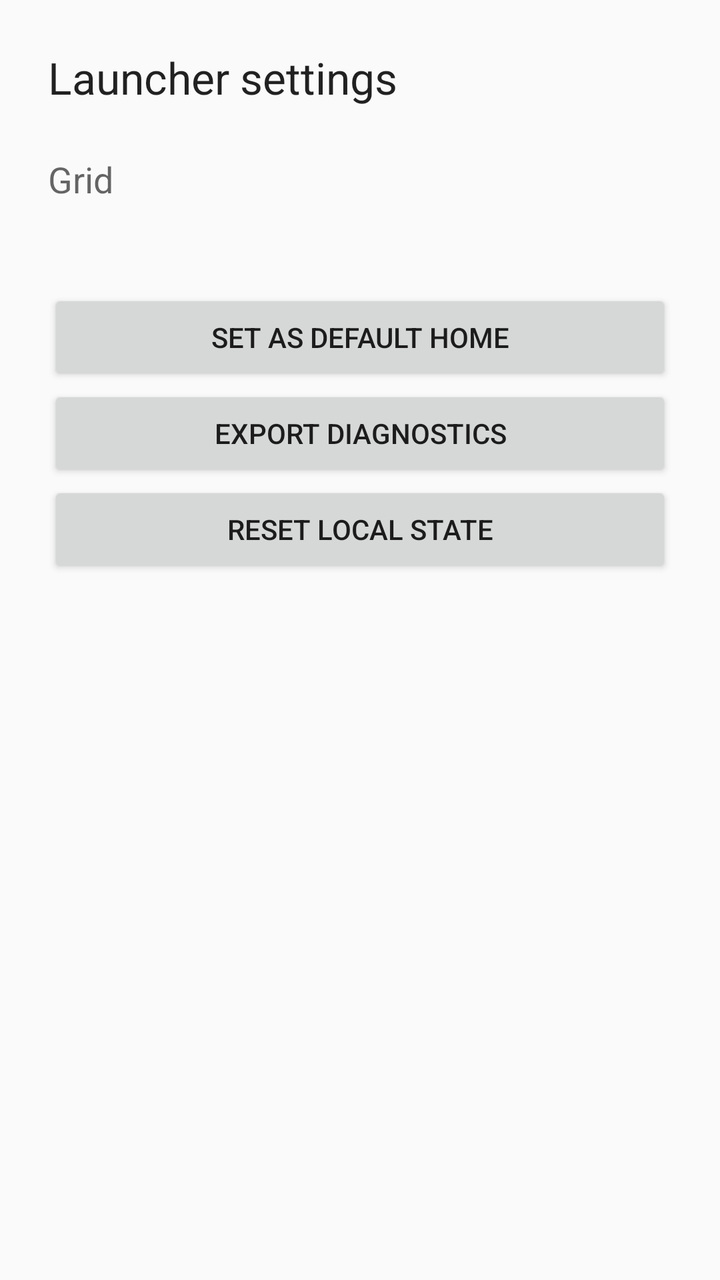
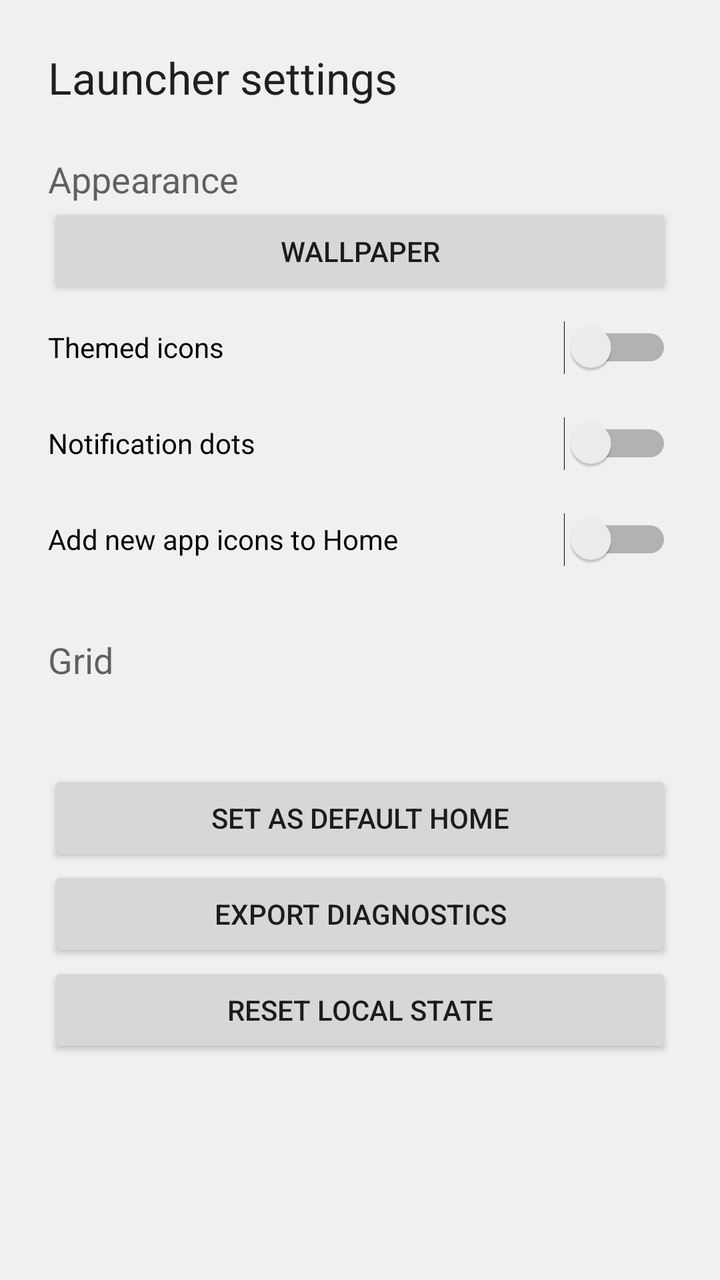

The first picture is an Android layout as it rendered before a commit; the second is the same layout after the commit. The layout source and the unified diff follow.
<!-- AndroidManifest.xml: activity theme Theme.Cenix.Settings -->
<!-- res/layout/activity_launcher_settings.xml -->
<?xml version="1.0" encoding="utf-8"?>
<ScrollView xmlns:android="http://schemas.android.com/apk/res/android"
    android:layout_width="match_parent"
    android:layout_height="match_parent"
    android:fillViewport="true">

    <LinearLayout
        android:layout_width="match_parent"
        android:layout_height="wrap_content"
        android:orientation="vertical"
        android:padding="24dp">

        <TextView
            android:id="@+id/settingsTitle"
            android:layout_width="match_parent"
            android:layout_height="wrap_content"
            android:accessibilityHeading="true"
            android:text="@string/launcher_settings"
            android:textAppearance="?android:attr/textAppearanceLarge" />

        <TextView
            android:layout_width="match_parent"
            android:layout_height="wrap_content"
            android:layout_marginTop="24dp"
            android:accessibilityHeading="true"
            android:text="@string/grid"
            android:textAppearance="?android:attr/textAppearanceMedium" />

        <RadioGroup
            android:id="@+id/gridOptions"
            android:layout_width="match_parent"
            android:layout_height="wrap_content"
            android:orientation="vertical" />

        <ProgressBar
            android:id="@+id/gridProgress"
            style="?android:attr/progressBarStyleHorizontal"
            android:layout_width="match_parent"
            android:layout_height="wrap_content"
            android:layout_marginTop="8dp"
            android:indeterminate="true"
            android:visibility="gone" />

        <TextView
            android:id="@+id/gridStatus"
            android:layout_width="match_parent"
            android:layout_height="wrap_content"
            android:accessibilityLiveRegion="polite" />

        <Button
            android:id="@+id/selectHomeRole"
            android:layout_width="match_parent"
            android:layout_height="48dp"
            android:layout_marginTop="24dp"
            android:text="@string/set_default_home" />

        <Button
            android:id="@+id/exportDiagnostics"
            android:layout_width="match_parent"
            android:layout_height="48dp"
            android:text="@string/export_diagnostics" />

        <Button
            android:id="@+id/resetLauncher"
            android:layout_width="match_parent"
            android:layout_height="48dp"
            android:text="@string/reset_state" />

        <TextView
            android:id="@+id/buildIdentity"
            android:layout_width="match_parent"
            android:layout_height="wrap_content"
            android:layout_marginTop="24dp"
            android:textIsSelectable="true" />
    </LinearLayout>
</ScrollView>
<!-- resources referenced by this layout -->
<resources>
  <string name="export_diagnostics">Export diagnostics</string>
  <string name="grid">Grid</string>
  <string name="launcher_settings">Launcher settings</string>
  <string name="reset_state">Reset local state</string>
  <string name="set_default_home">Set as default HOME</string>
  <style name="Theme.Cenix.Settings" parent="Theme.AppCompat.DayNight.NoActionBar">
          <item name="android:windowBackground">?android:attr/colorBackground</item>
          <item name="android:windowShowWallpaper">false</item>
      </style>
</resources>

<!-- the commit's change to res/layout/activity_launcher_settings.xml (unified diff, before → after) -->
@@ -17,6 +17,38 @@
             android:accessibilityHeading="true"
             android:text="@string/launcher_settings"
             android:textAppearance="?android:attr/textAppearanceLarge" />
+
+        <TextView
+            android:layout_width="match_parent"
+            android:layout_height="wrap_content"
+            android:layout_marginTop="24dp"
+            android:accessibilityHeading="true"
+            android:text="@string/appearance"
+            android:textAppearance="?android:attr/textAppearanceMedium" />
+
+        <Button
+            android:id="@+id/wallpaper"
+            android:layout_width="match_parent"
+            android:layout_height="48dp"
+            android:text="@string/wallpaper" />
+
+        <Switch
+            android:id="@+id/themedIcons"
+            android:layout_width="match_parent"
+            android:layout_height="48dp"
+            android:text="@string/themed_icons" />
+
+        <Switch
+            android:id="@+id/notificationDots"
+            android:layout_width="match_parent"
+            android:layout_height="48dp"
+            android:text="@string/notification_dots" />
+
+        <Switch
+            android:id="@+id/autoAddApps"
+            android:layout_width="match_parent"
+            android:layout_height="48dp"
+            android:text="@string/auto_add_apps" />
 
         <TextView
             android:layout_width="match_parent"
<!-- resource entries referenced after the edit -->
@@ -1,13 +1,22 @@
 <!-- resources referenced by this layout -->
 <resources>
+  <string name="appearance">Appearance</string>
+  <string name="auto_add_apps">Add new app icons to Home</string>
   <string name="export_diagnostics">Export diagnostics</string>
   <string name="grid">Grid</string>
   <string name="launcher_settings">Launcher settings</string>
+  <string name="notification_dots">Notification dots</string>
   <string name="reset_state">Reset local state</string>
   <string name="set_default_home">Set as default HOME</string>
+  <string name="themed_icons">Themed icons</string>
+  <string name="wallpaper">Wallpaper</string>
   <style name="Theme.Cenix.Settings" parent="Theme.AppCompat.DayNight.NoActionBar">
-          <item name="android:windowBackground">?android:attr/colorBackground</item>
+          <item name="android:windowBackground">@color/launcher_surface</item>
           <item name="android:windowShowWallpaper">false</item>
+          <item name="android:colorBackground">@color/launcher_surface</item>
+          <item name="colorAccent">@color/launcher_accent</item>
       </style>
+  <color name="launcher_surface">#FFF8F8F8</color>
+  <color name="launcher_accent">#FF6750A4</color>
 </resources>
 
